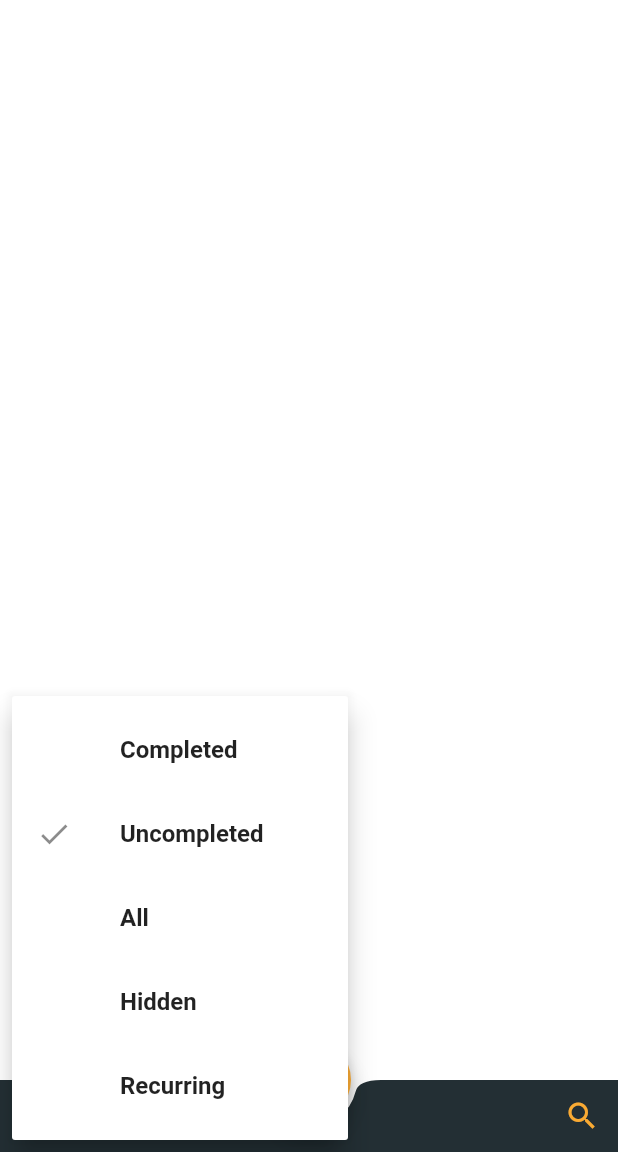
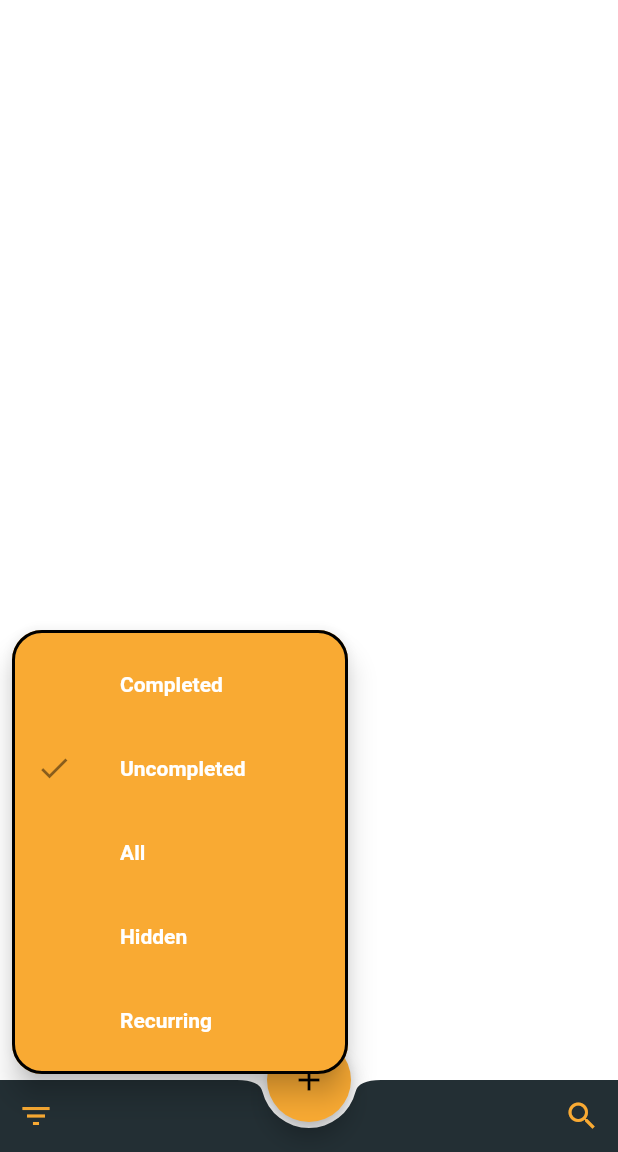
Before and after one commit to dpn982/duedate, a Flutter app: the screen it shows after launch, after a tap on the "filter list" icon, on a phone screen of 412 x 824 dp, the part 84-1236 px from its top. Run offline on Flutter 3.47's test engine with Material 2 defaults, Android fonts, the phone set to English and light mode, and no system bars; our stand-ins replace flutter_slidable, rxdart, sembast.

```diff
--- a/lib/main.dart
+++ b/lib/main.dart
@@ -27,6 +27,21 @@ class MyApp extends StatelessWidget {
       theme: ThemeData(
         primaryColor: Color(0xFFF9AA33),
         scaffoldBackgroundColor: Colors.white,
+        popupMenuTheme: PopupMenuThemeData(
+          color: Color(0xFFF9AA33),
+          textStyle: TextStyle(
+            fontWeight: FontWeight.bold,
+          ),
+          shape: RoundedRectangleBorder(
+            side: BorderSide(
+              color: Colors.black,
+              width: 2.0,
+            ),
+            borderRadius: BorderRadius.all(
+              Radius.circular(20.0),
+            ),
+          ),
+        ),
         bottomAppBarTheme: BottomAppBarTheme(
           shape: const CircularNotchedRectangle(),
           elevation: 0.0,
@@ -46,6 +61,21 @@ class MyApp extends StatelessWidget {
         primaryIconTheme: IconThemeData(color: Colors.white),
         primaryColor: Colors.black,
         scaffoldBackgroundColor: Color(0xFF344955),
+        popupMenuTheme: PopupMenuThemeData(
+          color: Color(0xFFF9AA33),
+          textStyle: TextStyle(
+            fontWeight: FontWeight.bold,
+          ),
+          shape: RoundedRectangleBorder(
+            side: BorderSide(
+              color: Colors.black,
+              width: 2.0,
+            ),
+            borderRadius: BorderRadius.all(
+              Radius.circular(20.0),
+            ),
+          ),
+        ),
         bottomAppBarTheme: BottomAppBarTheme(
           shape: const CircularNotchedRectangle(),
           elevation: 0.0,
--- a/lib/models/payment.dart
+++ b/lib/models/payment.dart
@@ -10,14 +10,17 @@ String paymentToJson(Payment data) => json.encode(data.toJson());
 class Payment {
   DateFormat dateFormat = DateFormat('yyyy-MM-dd');
 
-  Payment(
-      {this.name,
+  Payment({
+    this.name,
     this.description,
     this.amount,
     this.dueDate,
     this.recurring,
     this.frequency,
     this.frequencyUnits,
+    this.notification,
+    this.notificationFrequency,
+    this.notificationFrequencyUnits,
     this.color,
     this.icon,
     this.paymentMethod,
@@ -26,7 +29,9 @@ class Payment {
     this.notes,
     this.hidden,
     this.completed,
-      this.completedDate});
+    this.completedDate,
+    this.tags,
+  });
 
   int id;
   String name;
@@ -38,6 +43,9 @@ class Payment {
   int frequency;
   String frequencyUnits;
   Color color;
+  bool notification;
+  int notificationFrequency;
+  String notificationFrequencyUnits;
   IconData icon;
   String paymentMethod;
   double interestPercentage;
@@ -46,6 +54,7 @@ class Payment {
   bool hidden;
   bool completed;
   DateTime completedDate;
+  List<String> tags;
 
   factory Payment.fromJson(Map<String, dynamic> json) => Payment(
         name: json["name"],
@@ -55,7 +64,15 @@ class Payment {
         recurring: json["recurring"],
         frequency: json["frequency"] == null ? 0 : json["frequency"],
         frequencyUnits:
-            json["frequencyUnits"] == null ? null : json["frequencyUnits"],
+            json["frequencyUnits"] == null ? "DAYS" : json["frequencyUnits"],
+        notification:
+            json["notification"] == null ? false : json["notification"],
+        notificationFrequency: json["notificationFrequency"] == null
+            ? 0
+            : json["notificationFrequency"],
+        notificationFrequencyUnits: json["notificationFrequencyUnits"] == null
+            ? "DAYS"
+            : json["notificationFrequencyUnits"],
         color: Color(json["color"]),
         icon: IconData(json["icon"], fontFamily: 'MaterialIcons'),
         paymentMethod: json["payment_method"],
@@ -71,6 +88,7 @@ class Payment {
         completedDate: json["completedDate"] == null
             ? null
             : DateTime.parse(json["completedDate"]),
+        tags: json["tags"] == null ? List<String>() : jsonDecode(json["tags"]),
       );
 
   Map<String, dynamic> toJson() => {
@@ -82,7 +100,13 @@ class Payment {
         "dueDate": dueDate.toIso8601String(),
         "recurring": recurring,
         "frequency": frequency == null ? 0 : frequency,
-        "frequencyUnits": frequencyUnits == null ? null : frequencyUnits,
+        "frequencyUnits": frequencyUnits == null ? "DAYS" : frequencyUnits,
+        "notification": notification == null ? false : notification,
+        "notificationFrequency":
+            notificationFrequency == null ? 0 : notificationFrequency,
+        "notificationFrequencyUnits": notificationFrequencyUnits == null
+            ? "DAYS"
+            : notificationFrequencyUnits,
         "color": color.value,
         "icon": icon.codePoint,
         "payment_method": paymentMethod,
@@ -95,6 +119,7 @@ class Payment {
         "completed": completed,
         "completedDate":
             completedDate == null ? null : completedDate.toIso8601String(),
+        "tags": tags == null ? [] : jsonEncode(tags),
       };
 
   String formatDueDate() {
--- a/lib/screens/home.dart
+++ b/lib/screens/home.dart
@@ -35,7 +35,7 @@ class _HomeScreenState extends State<HomeScreen> {
     return CheckedPopupMenuItem<FilterType>(
       checked: _selectedView == type,
       value: type,
-      child: Text(text, style: TextStyle(fontWeight: FontWeight.bold)),
+      child: Text(text),
     );
   }
 
@@ -122,6 +122,8 @@ class _HomeScreenState extends State<HomeScreen> {
           mainAxisAlignment: MainAxisAlignment.spaceBetween,
           children: <Widget>[
             PopupMenuButton<FilterType>(
+              offset: Offset(0, -300),
+              padding: EdgeInsets.all(0.0),
               onSelected: (value) {
                 _selectedView = value;
                 InheritedData.of(context).dueDateBloc.filterType.add(value);
```
Also changed, not shown: lib/screens/edit.dart (+48 -5 lines). Lines whose indentation alone changed are shown as unchanged.
